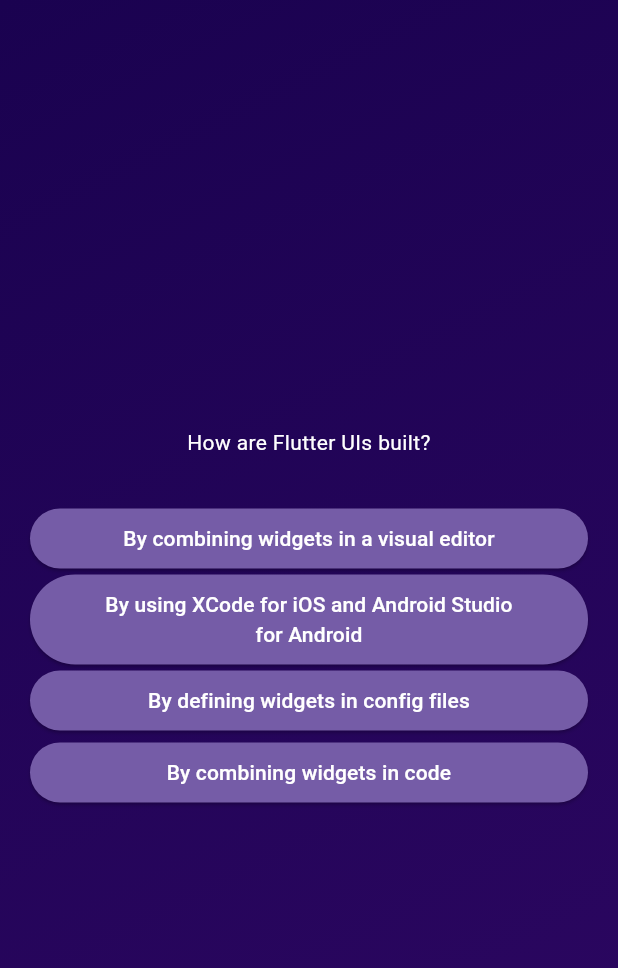
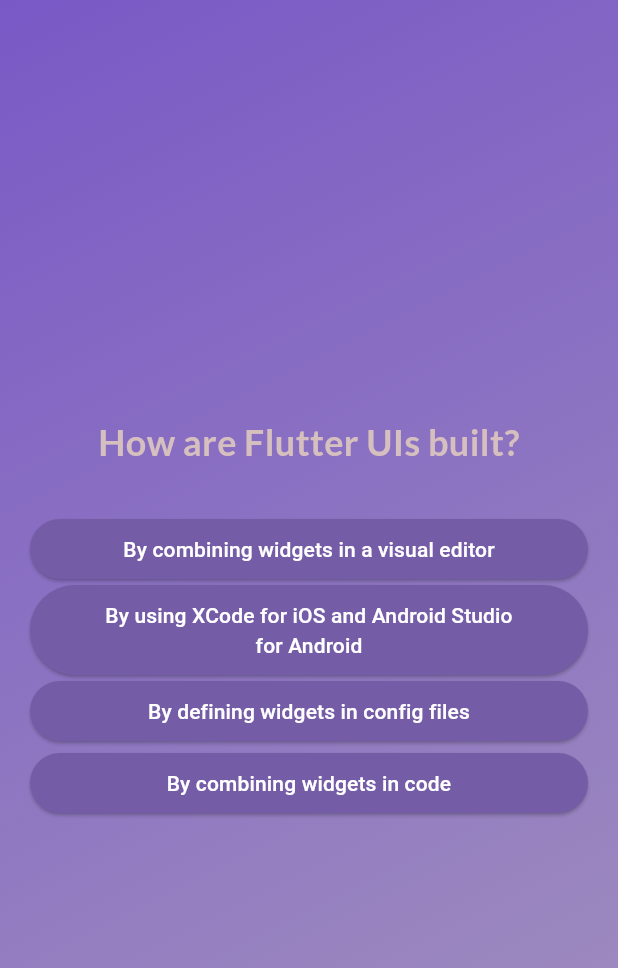
Before and after one commit to ThanhDeveloper/Flutter-App, a Flutter app: the screen it shows after launch, after a tap on "Start Quiz", after a tap on "Components", on a phone screen of 412 x 824 dp. Shown: the top 968 px of the screen. Run offline on Flutter 3.47's test engine with Material 3 defaults, Android fonts, the phone set to English and light mode, and no system bars; our stand-ins replace google_fonts.

Commit message:
done project quiz

```diff
--- a/quizz_app/lib/questions_screen.dart
+++ b/quizz_app/lib/questions_screen.dart
@@ -1,9 +1,12 @@
 import 'package:flutter/material.dart';
 import 'package:quizz_app/answer_button.dart';
 import 'package:quizz_app/data/questions.dart';
+import 'package:google_fonts/google_fonts.dart';
 
 class QuestionScreen extends StatefulWidget {
-  const QuestionScreen({super.key});
+  const QuestionScreen({super.key, required this.onSelectAnswer});
+
+  final void Function(String answer) onSelectAnswer;
 
   @override
   State<StatefulWidget> createState() {
@@ -14,7 +17,8 @@ class QuestionScreen extends StatefulWidget {
 class _QuestionScreenState extends State<QuestionScreen> {
   var currentQuestionIndex = 0;
 
-  void answerQuestion() {
+  void answerQuestion(String selectedAnswer) {
+    widget.onSelectAnswer(selectedAnswer);
     setState(() {
       currentQuestionIndex++;
     });
@@ -34,11 +38,19 @@ class _QuestionScreenState extends State<QuestionScreen> {
             children: [
               Text(currentQuestion.text,
                   textAlign: TextAlign.center,
-                  style: const TextStyle(color: Colors.white)),
+                  style: GoogleFonts.lato(
+                    color: const Color.fromARGB(255, 214, 191, 191),
+                    fontSize: 24,
+                    fontWeight: FontWeight.bold,
+                  )),
               const SizedBox(height: 30),
-              ...currentQuestion.getScuffledAnswer().map(
-                (value) => AnswerButton(answerText: value, onTap: answerQuestion),
-              )
+              ...currentQuestion
+                  .getScuffledAnswer()
+                  .map((value) => AnswerButton(
+                      answerText: value,
+                      onTap: () {
+                        answerQuestion(value);
+                      })),
             ]),
       ),
     );
--- a/quizz_app/lib/quiz.dart
+++ b/quizz_app/lib/quiz.dart
@@ -1,6 +1,8 @@
 import 'package:flutter/material.dart';
+import 'package:quizz_app/data/questions.dart';
 import 'package:quizz_app/questions_screen.dart';
 import 'package:quizz_app/start_screen.dart';
+import 'package:quizz_app/result_screen.dart';
 
 class Quiz extends StatefulWidget {
   const Quiz({super.key});
@@ -14,26 +16,48 @@ class Quiz extends StatefulWidget {
 class _QuizState extends State<Quiz> {
   var activeScreen = 'start_screen';
 
+  List<String> selectedAnswer = [];
+
   void switchScreen() {
     setState(() {
       activeScreen = 'question_screen';
     });
   }
 
+  void onRestart() {
+    setState(() {
+      selectedAnswer = [];
+      activeScreen = 'start_screen';
+    });
+  }
+
+  void chooseAnswer(String answer) {
+    selectedAnswer.add(answer);
+
+    if (selectedAnswer.length == questions.length) {
+      setState(() {
+        activeScreen = 'result_screen';
+      });
+    }
+  }
+
   @override
   Widget build(BuildContext context) {
+    Widget screenWidget = StartScreen(switchScreen);
 
-    final screenWidget = activeScreen == 'start_screen'
-              ? StartScreen(switchScreen)
-              : const QuestionScreen();
+    if (activeScreen == 'question_screen') {
+      screenWidget = QuestionScreen(onSelectAnswer: chooseAnswer);
+    } else if (activeScreen == 'result_screen') {
+      screenWidget = ResultScreen(chosenAnswers: selectedAnswer, onRestart: onRestart,);
+    }
 
     return MaterialApp(
       home: Scaffold(
         body: Container(
           decoration: const BoxDecoration(
             gradient: LinearGradient(colors: [
-              Color.fromARGB(255, 26, 2, 80),
-              Color.fromARGB(255, 45, 7, 98)
+              Color.fromARGB(255, 121, 89, 198),
+              Color.fromARGB(255, 164, 147, 189)
             ], begin: Alignment.topLeft, end: Alignment.bottomRight),
           ),
           child: screenWidget,
--- a/quizz_app/lib/start_screen.dart
+++ b/quizz_app/lib/start_screen.dart
@@ -1,10 +1,11 @@
 import 'package:flutter/material.dart';
+import 'package:google_fonts/google_fonts.dart';
 
 const startAlignment = Alignment.topLeft;
 const endAlignment = Alignment.bottomRight;
 
 class StartScreen extends StatelessWidget {
-  const StartScreen(this.startQuiz,{super.key});
+  const StartScreen(this.startQuiz, {super.key});
 
   final void Function() startQuiz;
 
@@ -20,9 +21,9 @@ class StartScreen extends StatelessWidget {
             color: const Color.fromARGB(150, 255, 255, 255),
           ),
           const SizedBox(height: 80),
-          const Text(
+          Text(
             'Learn Flutter the fun way',
-            style: TextStyle(fontSize: 20.0, color: Colors.white),
+            style: GoogleFonts.lato(fontSize: 20, color: Colors.white),
           ),
           const SizedBox(height: 30),
           OutlinedButton.icon(
--- a/quizz_app/pubspec.yaml
+++ b/quizz_app/pubspec.yaml
@@ -35,6 +35,7 @@ dependencies:
   # The following adds the Cupertino Icons font to your application.
   # Use with the CupertinoIcons class for iOS style icons.
   cupertino_icons: ^1.0.6
+  google_fonts: ^6.2.1
 
 dev_dependencies:
   flutter_test:
```
Also changed, not shown: quizz_app/lib/questions_summary/question_identifier.dart (added, +27 -0 lines), quizz_app/lib/questions_summary/questions_summary.dart (added, +21 -0 lines), quizz_app/lib/questions_summary/summary_item.dart (added, +48 -0 lines), quizz_app/lib/result_screen.dart (added, +62 -0 lines), quizz_app/pubspec.lock, 1 other file.
